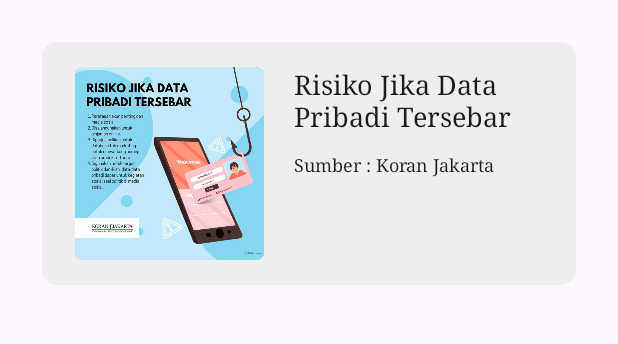
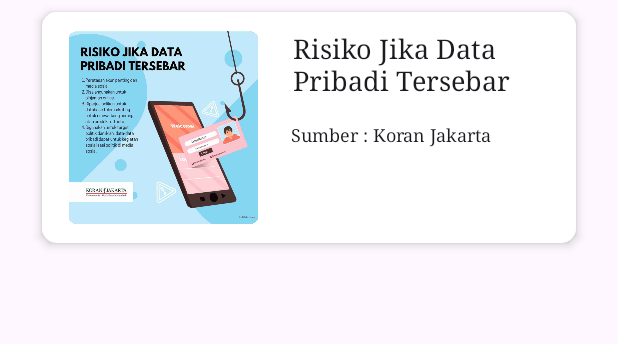
Before and after one commit to haryulina/Product-Based-Capstone-Project-MD, an Android app: the EducationActivity screen opened directly, with no data from a screen before it, on a phone screen of 412 x 824 dp, the part 96-440 px from its top. Run offline under Robolectric (Android 15) with nearby library versions, the phone set to English and light mode, and no system bars.

Commit message:
Update item_infographic.xml

```diff
--- a/app/src/main/res/layout/item_infographic.xml
+++ b/app/src/main/res/layout/item_infographic.xml
@@ -8,16 +8,18 @@
     xmlns:app="http://schemas.android.com/apk/res-auto"
     android:layout_gravity="center"
     android:layout_marginStart="28dp"
-    android:layout_marginTop="28dp"
+    android:layout_marginTop="8dp"
     android:layout_marginEnd="28dp"
-    android:layout_marginBottom="4dp"
-    card_view:cardCornerRadius="10dp">
+    android:layout_marginBottom="8dp"
+    card_view:cardCornerRadius="10dp"
+    card_view:cardBackgroundColor="#FFFFFF"
+    card_view:cardElevation="4dp">
 
     <androidx.constraintlayout.widget.ConstraintLayout
         android:layout_width="match_parent"
         android:layout_height="match_parent"
-        android:background="@color/white"
-        android:padding="8dp">
+        android:background="#FFFFFF"
+        android:padding="4dp">
 
 
         <ImageView
@@ -69,10 +71,10 @@
             android:transitionName="username"
             card_view:layout_constraintBottom_toBottomOf="parent"
             card_view:layout_constraintEnd_toEndOf="parent"
-            card_view:layout_constraintHorizontal_bias="0.0"
+            card_view:layout_constraintHorizontal_bias="0.036"
             card_view:layout_constraintStart_toStartOf="@+id/guideline9"
             card_view:layout_constraintTop_toBottomOf="@+id/textViewTitle"
-            card_view:layout_constraintVertical_bias="0.081" />
+            card_view:layout_constraintVertical_bias="0.148" />
 
         <LinearLayout
             android:id="@+id/llProgressBar"
```
